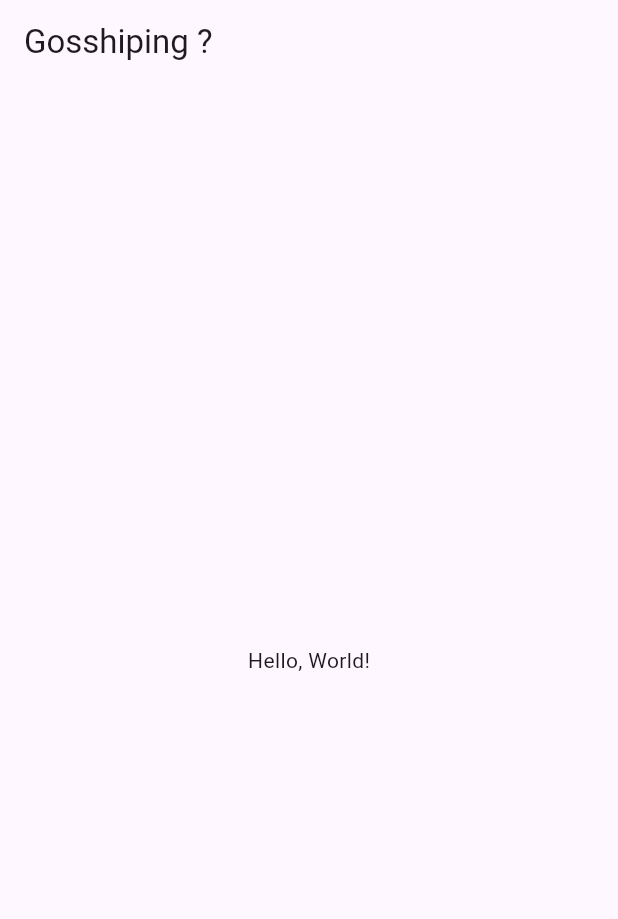
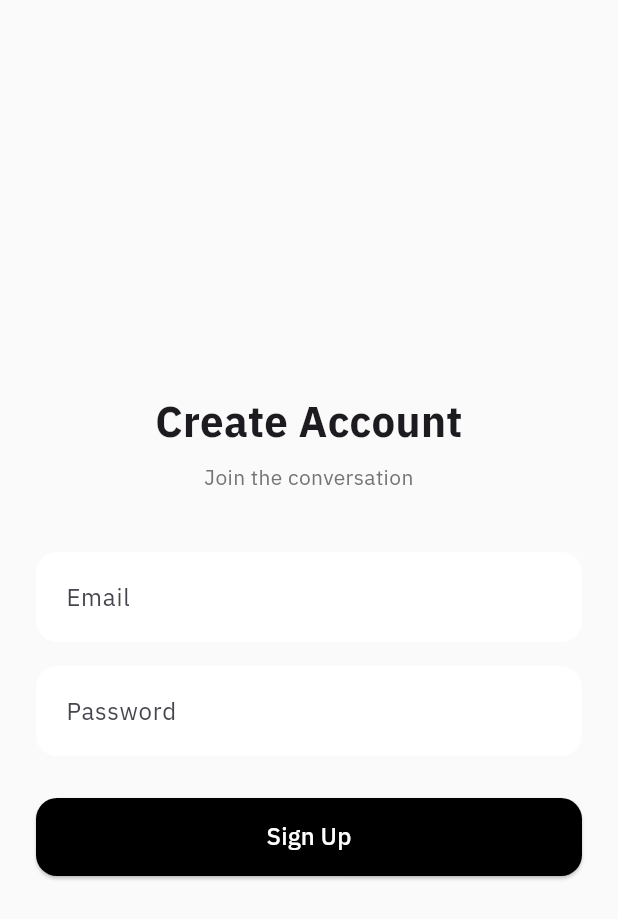
Before and after one commit to ankitbohara539/ZokuaRepo, a Flutter app: the screen it shows after launch, on a phone screen of 412 x 824 dp. Shown: the top 919 px of the screen. Run offline on Flutter 3.47's test engine with Material 3 defaults, Android fonts, the phone set to English and light mode, and no system bars; our stand-ins replace firebase_core, google_fonts; accounts and stored records are empty.

Commit message:
SignUp UI page Update

```diff
--- a/lib/main.dart
+++ b/lib/main.dart
@@ -1,5 +1,6 @@
 import 'package:firebase_core/firebase_core.dart';
 import 'package:flutter/material.dart';
+import 'package:google_fonts/google_fonts.dart';
 import 'package:gosshiping/ui/auth.dart';
 
 void main() async{
@@ -11,16 +12,18 @@ void main() async{
 class MyApp extends StatelessWidget {
   const MyApp({super.key});
 
+
   // This widget is the root of your application.
   @override
   Widget build(BuildContext context) {
     return MaterialApp(
+      debugShowCheckedModeBanner: false,
       title: 'Zokua ',
       theme: ThemeData(
-
-        colorScheme: ColorScheme.fromSeed(seedColor: Colors.deepPurple),
+        fontFamily: GoogleFonts.ibmPlexSans().fontFamily,
+        primarySwatch: Colors.indigo,
       ),
-      home: SignUp(),
+      home: const SignUp(),
     );
   }
 }
--- a/lib/ui/auth.dart
+++ b/lib/ui/auth.dart
@@ -8,14 +8,101 @@ class SignUp extends StatefulWidget {
 }
 
 class _SignUpState extends State<SignUp> {
+  final GlobalKey<FormState> _formKey = GlobalKey<FormState>();
+
   @override
   Widget build(BuildContext context) {
     return Scaffold(
-      appBar: AppBar(
-        title: const Text('Gosshiping ?'),
-      ),
-      body: const Center(
-        child: Text('Hello, World!'),
+      backgroundColor: Colors.grey.shade50,
+      body: Center(
+        child: SingleChildScrollView(
+          padding: const EdgeInsets.symmetric(horizontal: 24),
+          child: Form(
+            key: _formKey,
+            child: Column(
+              crossAxisAlignment: CrossAxisAlignment.stretch,
+              children: [
+                const SizedBox(height: 40),
+
+                const Text(
+                  "Create Account",
+                  textAlign: TextAlign.center,
+                  style: TextStyle(
+                    fontSize: 28,
+                    fontWeight: FontWeight.bold,
+                  ),
+                ),
+
+                const SizedBox(height: 8),
+
+                Text(
+                  "Join the conversation",
+                  textAlign: TextAlign.center,
+                  style: TextStyle(
+                    color: Colors.grey.shade600,
+                  ),
+                ),
+
+                const SizedBox(height: 40),
+
+                TextFormField(
+                  decoration: InputDecoration(
+                    hintText: "Email",
+                    filled: true,
+                    fillColor: Colors.white,
+                    contentPadding: const EdgeInsets.symmetric(
+                        horizontal: 16, vertical: 18),
+                    border: OutlineInputBorder(
+                      borderRadius: BorderRadius.circular(14),
+                      borderSide: BorderSide.none,
+                    ),
+                  ),
+                ),
+
+                const SizedBox(height: 16),
+
+                TextFormField(
+                  obscureText: true,
+                  decoration: InputDecoration(
+                    hintText: "Password",
+                    filled: true,
+                    fillColor: Colors.white,
+                    contentPadding: const EdgeInsets.symmetric(
+                        horizontal: 16, vertical: 18),
+                    border: OutlineInputBorder(
+                      borderRadius: BorderRadius.circular(14),
+                      borderSide: BorderSide.none,
+                    ),
+                  ),
+                ),
+
+                const SizedBox(height: 28),
+
+                SizedBox(
+                  height: 52,
+                  child: ElevatedButton(
+                    style: ElevatedButton.styleFrom(
+                      backgroundColor: Colors.black,
+                      shape: RoundedRectangleBorder(
+                        borderRadius: BorderRadius.circular(14),
+                      ),
+                    ),
+                    onPressed: () {
+                      if (_formKey.currentState!.validate()) {
+                      }
+                    },
+                    child: const Text(
+                      "Sign Up",
+                      style: TextStyle(fontSize: 16, color: Colors.white),
+                    ),
+                  ),
+                ),
+
+                const SizedBox(height: 20),
+              ],
+            ),
+          ),
+        ),
       ),
     );
   }
--- a/pubspec.yaml
+++ b/pubspec.yaml
@@ -35,6 +35,7 @@ dependencies:
   # The following adds the Cupertino Icons font to your application.
   # Use with the CupertinoIcons class for iOS style icons.
   cupertino_icons: ^1.0.8
+  http: ^1.6.0
   cloud_firestore: ^6.1.2
   firebase_analytics: ^12.1.2
   firebase_auth: ^6.1.4
```
Also changed, not shown: pubspec.lock, 2 other files.
